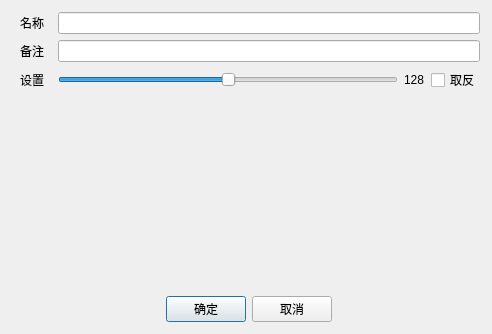
This is BmpManager/dialogimportimg.ui in luckyPtr/BitmapStudio as Qt 5 draws it before an edit. The edited form follows.
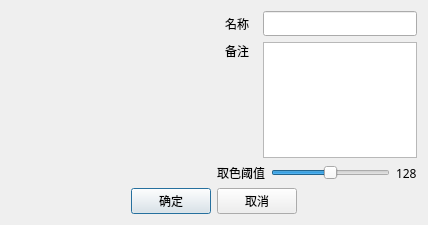
This is the edited form.

```diff
--- a/BmpManager/dialogimportimg.ui
+++ b/BmpManager/dialogimportimg.ui
@@ -9,76 +9,20 @@
    <rect>
     <x>0</x>
     <y>0</y>
-    <width>492</width>
-    <height>334</height>
+    <width>428</width>
+    <height>225</height>
    </rect>
   </property>
   <property name="windowTitle">
    <string>导入图片</string>
   </property>
-  <layout class="QGridLayout" name="gridLayout_2" rowstretch="2,3,1">
-   <property name="leftMargin">
-    <number>12</number>
-   </property>
-   <property name="topMargin">
-    <number>12</number>
-   </property>
-   <property name="rightMargin">
-    <number>12</number>
-   </property>
-   <property name="bottomMargin">
-    <number>12</number>
-   </property>
-   <item row="2" column="1">
-    <layout class="QHBoxLayout" name="horizontalLayout">
-     <item>
-      <spacer name="horizontalSpacer">
-       <property name="orientation">
-        <enum>Qt::Horizontal</enum>
-       </property>
-       <property name="sizeHint" stdset="0">
-        <size>
-         <width>40</width>
-         <height>20</height>
-        </size>
-       </property>
-      </spacer>
-     </item>
-     <item>
-      <widget class="QPushButton" name="btnOK">
-       <property name="text">
-        <string>确定</string>
-       </property>
-      </widget>
-     </item>
-     <item>
-      <widget class="QPushButton" name="btnCancel">
-       <property name="text">
-        <string>取消</string>
-       </property>
-      </widget>
-     </item>
-     <item>
-      <spacer name="horizontalSpacer_2">
-       <property name="orientation">
-        <enum>Qt::Horizontal</enum>
-       </property>
-       <property name="sizeHint" stdset="0">
-        <size>
-         <width>40</width>
-         <height>20</height>
-        </size>
-       </property>
-      </spacer>
-     </item>
-    </layout>
-   </item>
-   <item row="1" column="0" colspan="2">
+  <layout class="QGridLayout" name="gridLayout">
+   <item row="0" column="0">
     <widget class="QLabel" name="labelPreviewImg">
      <property name="minimumSize">
       <size>
-       <width>0</width>
-       <height>100</height>
+       <width>200</width>
+       <height>128</height>
       </size>
      </property>
      <property name="frameShadow">
@@ -92,83 +36,193 @@
      </property>
     </widget>
    </item>
-   <item row="0" column="0" colspan="2">
-    <layout class="QGridLayout" name="gridLayout">
-     <item row="2" column="0">
-      <widget class="QLabel" name="label_2">
-       <property name="text">
-        <string>设置</string>
-       </property>
-       <property name="alignment">
-        <set>Qt::AlignCenter</set>
-       </property>
-      </widget>
+   <item row="0" column="1">
+    <layout class="QVBoxLayout" name="verticalLayout_2">
+     <item>
+      <layout class="QHBoxLayout" name="horizontalLayout_4">
+       <item>
+        <widget class="QLabel" name="label">
+         <property name="minimumSize">
+          <size>
+           <width>40</width>
+           <height>0</height>
+          </size>
+         </property>
+         <property name="font">
+          <font>
+           <family>Microsoft YaHei</family>
+          </font>
+         </property>
+         <property name="text">
+          <string>名称</string>
+         </property>
+         <property name="alignment">
+          <set>Qt::AlignCenter</set>
+         </property>
+        </widget>
+       </item>
+       <item>
+        <widget class="QLineEdit" name="lineEditName">
+         <property name="font">
+          <font>
+           <family>Microsoft YaHei</family>
+          </font>
+         </property>
+        </widget>
+       </item>
+      </layout>
      </item>
-     <item row="0" column="1" colspan="3">
-      <widget class="QLineEdit" name="lineEditName"/>
+     <item>
+      <layout class="QHBoxLayout" name="horizontalLayout_3">
+       <item>
+        <layout class="QVBoxLayout" name="verticalLayout">
+         <item>
+          <widget class="QLabel" name="label_3">
+           <property name="minimumSize">
+            <size>
+             <width>40</width>
+             <height>0</height>
+            </size>
+           </property>
+           <property name="font">
+            <font>
+             <family>Microsoft YaHei</family>
+            </font>
+           </property>
+           <property name="text">
+            <string>备注</string>
+           </property>
+           <property name="alignment">
+            <set>Qt::AlignCenter</set>
+           </property>
+          </widget>
+         </item>
+         <item>
+          <spacer name="verticalSpacer">
+           <property name="orientation">
+            <enum>Qt::Vertical</enum>
+           </property>
+           <property name="sizeHint" stdset="0">
+            <size>
+             <width>20</width>
+             <height>40</height>
+            </size>
+           </property>
+          </spacer>
+         </item>
+        </layout>
+       </item>
+       <item>
+        <widget class="QTextEdit" name="textEditBrief"/>
+       </item>
+      </layout>
      </item>
-     <item row="0" column="0">
-      <widget class="QLabel" name="label">
-       <property name="minimumSize">
+     <item>
+      <layout class="QHBoxLayout" name="horizontalLayout_2">
+       <item>
+        <widget class="QLabel" name="label_2">
+         <property name="minimumSize">
+          <size>
+           <width>40</width>
+           <height>0</height>
+          </size>
+         </property>
+         <property name="font">
+          <font>
+           <family>Microsoft YaHei</family>
+          </font>
+         </property>
+         <property name="text">
+          <string>取色阈值</string>
+         </property>
+         <property name="alignment">
+          <set>Qt::AlignCenter</set>
+         </property>
+        </widget>
+       </item>
+       <item>
+        <widget class="QSlider" name="sliderGrayscale">
+         <property name="layoutDirection">
+          <enum>Qt::LeftToRight</enum>
+         </property>
+         <property name="maximum">
+          <number>255</number>
+         </property>
+         <property name="value">
+          <number>128</number>
+         </property>
+         <property name="orientation">
+          <enum>Qt::Horizontal</enum>
+         </property>
+        </widget>
+       </item>
+       <item>
+        <widget class="QLabel" name="labelGrayscaleValue">
+         <property name="font">
+          <font>
+           <family>Microsoft YaHei</family>
+          </font>
+         </property>
+         <property name="text">
+          <string>128</string>
+         </property>
+        </widget>
+       </item>
+      </layout>
+     </item>
+    </layout>
+   </item>
+   <item row="1" column="0" colspan="2">
+    <layout class="QHBoxLayout" name="horizontalLayout">
+     <item>
+      <spacer name="horizontalSpacer">
+       <property name="orientation">
+        <enum>Qt::Horizontal</enum>
+       </property>
+       <property name="sizeHint" stdset="0">
         <size>
          <width>40</width>
-         <height>0</height>
+         <height>20</height>
         </size>
        </property>
+      </spacer>
+     </item>
+     <item>
+      <widget class="QPushButton" name="btnOK">
+       <property name="font">
+        <font>
+         <family>Microsoft YaHei</family>
+        </font>
+       </property>
        <property name="text">
-        <string>名称</string>
+        <string>确定</string>
        </property>
-       <property name="alignment">
-        <set>Qt::AlignCenter</set>
-       </property>
       </widget>
      </item>
-     <item row="2" column="3">
-      <widget class="QCheckBox" name="checkBoxInvert">
+     <item>
+      <widget class="QPushButton" name="btnCancel">
+       <property name="font">
+        <font>
+         <family>Microsoft YaHei</family>
+        </font>
+       </property>
        <property name="text">
-        <string>取反</string>
+        <string>取消</string>
        </property>
       </widget>
      </item>
-     <item row="2" column="1">
-      <widget class="QSlider" name="sliderGrayscale">
-       <property name="layoutDirection">
-        <enum>Qt::LeftToRight</enum>
-       </property>
-       <property name="maximum">
-        <number>255</number>
-       </property>
-       <property name="value">
-        <number>128</number>
-       </property>
+     <item>
+      <spacer name="horizontalSpacer_2">
        <property name="orientation">
         <enum>Qt::Horizontal</enum>
        </property>
-      </widget>
-     </item>
-     <item row="1" column="1" colspan="3">
-      <widget class="QLineEdit" name="lineEditArrayName">
-       <property name="placeholderText">
-        <string/>
+       <property name="sizeHint" stdset="0">
+        <size>
+         <width>40</width>
+         <height>20</height>
+        </size>
        </property>
-      </widget>
-     </item>
-     <item row="1" column="0">
-      <widget class="QLabel" name="label_3">
-       <property name="text">
-        <string>备注</string>
-       </property>
-       <property name="alignment">
-        <set>Qt::AlignCenter</set>
-       </property>
-      </widget>
-     </item>
-     <item row="2" column="2">
-      <widget class="QLabel" name="labelGrayscaleValue">
-       <property name="text">
-        <string>128</string>
-       </property>
-      </widget>
+      </spacer>
      </item>
     </layout>
    </item>
```
